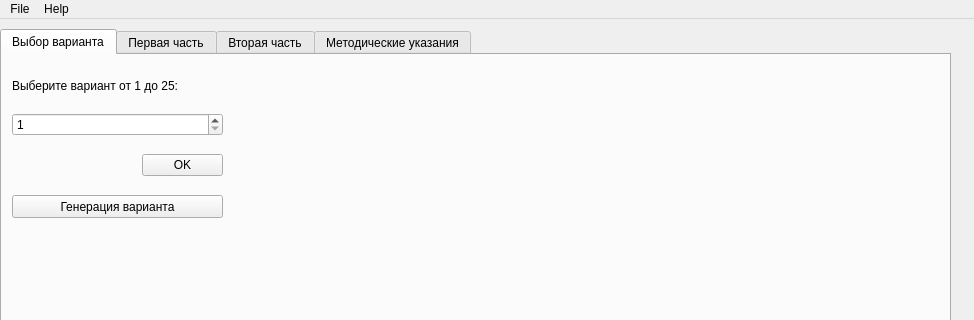
The window that Lab1_optimal.ui (Kriogen1ka/mpei-nir) describes before a commit, drawn with Qt 5; both pictures show x 0 to 974 and y 0 to 320 of the 974 by 536 pixel window.
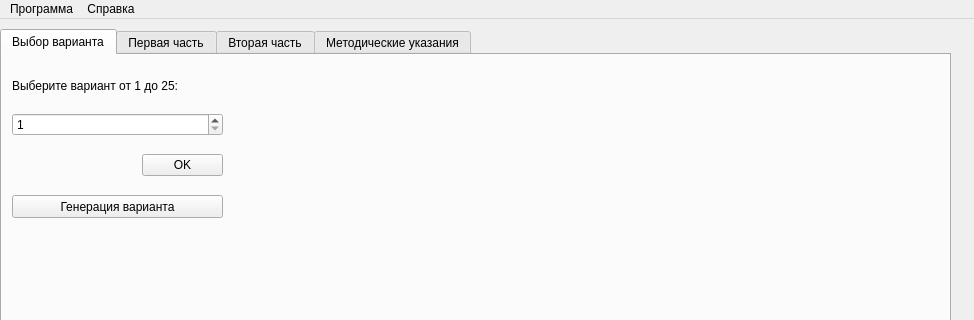
The same window after the commit.

Commit message: ui: информация о программе и разработчике

Patch:
```diff
--- a/Lab1_optimal.ui
+++ b/Lab1_optimal.ui
@@ -369,13 +369,13 @@
    </property>
    <widget class="QMenu" name="menuFile">
     <property name="title">
-     <string>File</string>
+     <string>Программа</string>
     </property>
     <addaction name="actionQuit"/>
    </widget>
    <widget class="QMenu" name="menuHelp">
     <property name="title">
-     <string>Help</string>
+     <string>Справка</string>
     </property>
     <addaction name="actionAbout"/>
    </widget>
```
Left out of the diff: 4 changed lines with no effect on the pictures. The commit also changes 1 other file.
